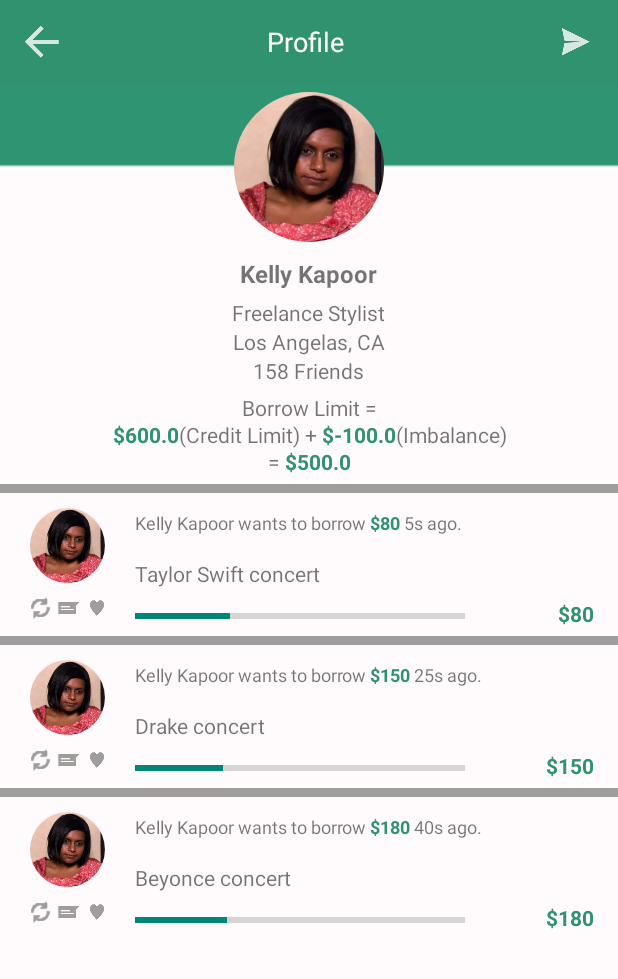
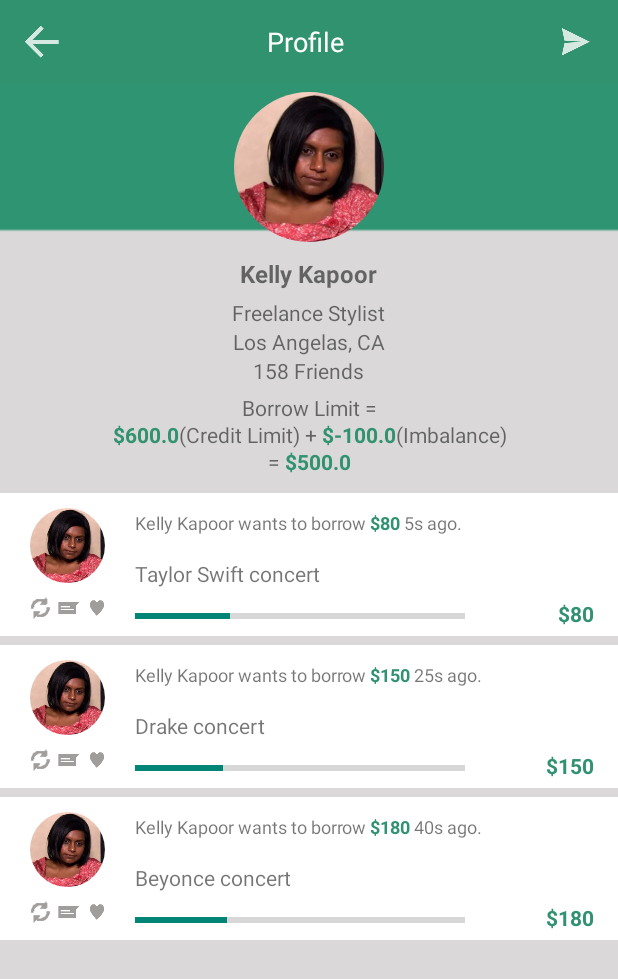
Before and after one commit to claudialuclaudia/Borrow-Android-App, an Android app: the screen it shows after launch (UserActivity), after a tap on an icon or button, on a phone screen of 412 x 824 dp. Shown: the top 979 px of the screen. Run offline under Robolectric (Android 15) with nearby library versions, the phone set to English and light mode, and no system bars; our stand-ins replace CircleImageView.

Commit message:
color mods

```diff
--- a/app/src/main/java/cash/borrow/android/MainActivity.java
+++ b/app/src/main/java/cash/borrow/android/MainActivity.java
@@ -76,8 +76,8 @@ public class MainActivity extends AppCompatActivity {
         int id = item.getItemId();
 
         //noinspection SimplifiableIfStatement
-        if (id == R.id.action_star) {
-            Toast.makeText(this, "I can do nothing because Chase designed nothing--LAZY", Toast.LENGTH_SHORT).show();
+        if (id == R.id.action_sign_in) {
+            Toast.makeText(this, "sign in page", Toast.LENGTH_SHORT).show();
             return true;
         }
 
--- a/app/src/main/java/cash/borrow/android/RequestItemAdapter.java
+++ b/app/src/main/java/cash/borrow/android/RequestItemAdapter.java
@@ -70,7 +70,7 @@ public class RequestItemAdapter extends RecyclerView.Adapter<RequestItemAdapter.
             String third = " " + item.getSecPast() + "s ago.";
 
             int secPast = item.getSecPast();
-            if (secPast > 60) {
+            if (secPast >= 60) {
                 String remainderSec = (int)item.getSecPast() % 60 != 0 ? Integer.toString(item.getSecPast()%60) + "s" : "";
                 third = " " + secPast/60 + "m" + remainderSec + " ago.";
             }
--- a/app/src/main/res/layout/activity_user.xml
+++ b/app/src/main/res/layout/activity_user.xml
@@ -44,8 +44,9 @@
         android:id="@+id/rvItems"
         app:layoutManager="LinearLayoutManager"
         android:layout_width="match_parent"
-        android:layout_height="match_parent"
+        android:layout_height="wrap_content"
         android:layout_below="@android:id/list"
+        android:background="@android:color/white"
         />
 
     <ImageButton
--- a/app/src/main/res/menu/activity_main.xml
+++ b/app/src/main/res/menu/activity_main.xml
@@ -3,9 +3,9 @@
     xmlns:app="http://schemas.android.com/apk/res-auto">
 
     <item
-        android:id="@+id/action_star"
+        android:id="@+id/action_sign_in"
         android:title="Send"
-        android:icon="@drawable/ic_action_important"
+        android:icon="@drawable/ic_action_person"
         app:showAsAction="always"
         />
 
--- a/app/src/main/res/values/colors.xml
+++ b/app/src/main/res/values/colors.xml
@@ -5,6 +5,6 @@
     <color name="colorAccent">#FF4081</color>
     <color name="borrowGreen">#31926f</color>
     <color name="black">#000000</color>
-    <color name="grey">#a09d9d</color>
-    <color name="lightGrey">#c3c1c1</color>
+    <color name="grey">#dad8d8</color>
+    <color name="lightGrey">#dad8d8</color>
 </resources>
```
Also changed, not shown: app/src/main/res/layout/activity_main.xml (+9 -0 lines), app/src/main/res/drawable-hdpi/ic_action_person.png (added), app/src/main/res/drawable-mdpi/ic_action_person.png (added), app/src/main/res/drawable-xhdpi/ic_action_person.png (added), app/src/main/res/drawable-xxhdpi/ic_action_person.png (added), app/src/main/res/drawable/user_activity_background.jpg.
